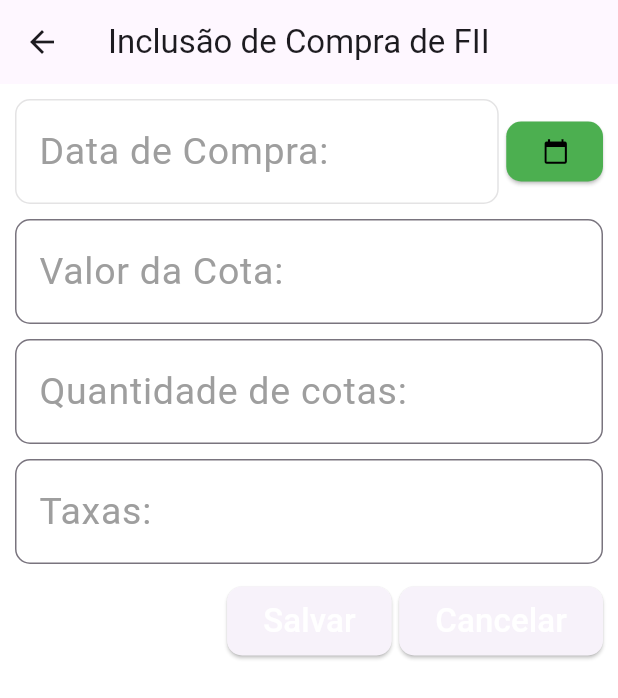
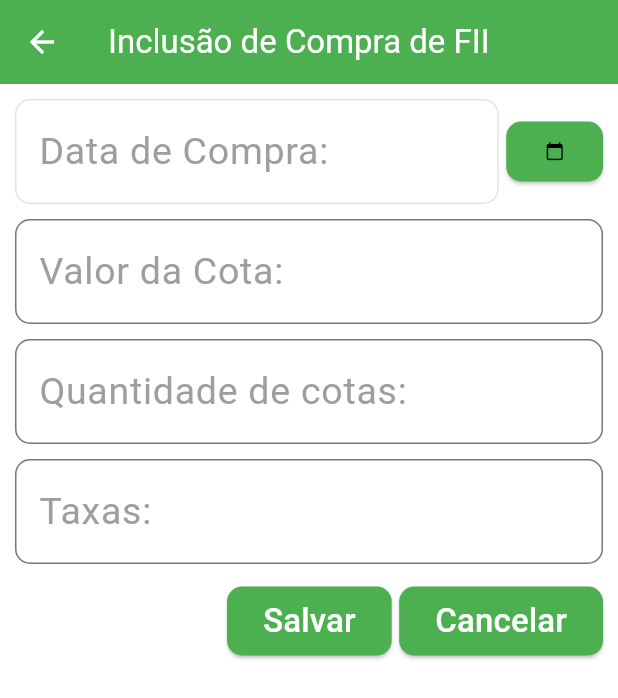
Before and after one commit to GiovanyFT/fiisplan2, a Flutter app: the TelaEdicaoCompra screen opened directly with empty values, on a phone screen of 412 x 824 dp. Shown: the top 698 px of the screen. Run offline on Flutter 3.47's test engine with Material 3 defaults, Android fonts, the phone set to English and light mode, and no system bars; our stand-ins replace firebase_core, firebase_messaging, firebase_storage, fl_chart, font_awesome_flutter, geocoding and 8 more; missing offline and left inert: flutter_rounded_date_picker; accounts and stored records are empty.

Commit message:
Ajustando Temas padrões para diversos widgets

```diff
--- a/lib/util/widgets/botao_icone.dart
+++ b/lib/util/widgets/botao_icone.dart
@@ -2,12 +2,12 @@
 import 'package:flutter/material.dart';
 
 class BotaoIcone extends StatelessWidget {
-  String texto;
-  VoidCallback? ao_clicar;
-  FocusNode? marcador_foco;
-  Color? cor;
-  bool mostrar_progress;
-  IconData? icone;
+  final String texto;
+  final VoidCallback? ao_clicar;
+  final FocusNode? marcador_foco;
+  final Color? cor;
+  final bool mostrar_progress;
+  final IconData? icone;
 
   BotaoIcone(
       {this.texto = "",
@@ -39,7 +39,9 @@
                     child: Row(
                       mainAxisAlignment: MainAxisAlignment.center,
                       children: <Widget>[
-                        Icon(icone),
+                        Icon(icone,
+                          size: 13,
+                        ),
                         Text(
                           texto,
                           style: TextStyle(
--- a/lib/util/widgets/campo_edicao_data.dart
+++ b/lib/util/widgets/campo_edicao_data.dart
@@ -7,14 +7,14 @@
 
 
 class CampoEdicaoData extends StatefulWidget {
-  String texto_label;
-  String texto_dica;
-  bool  passaword;
-  TextEditingController? controlador;
+  final String texto_label;
+  final String texto_dica;
+  final bool  passaword;
+  final TextEditingController? controlador;
   late FormFieldValidator<String> validador;
-  TextInputType teclado;
-  FocusNode? marcador_foco;
-  FocusNode? recebedor_foco;
+  final TextInputType teclado;
+  final FocusNode? marcador_foco;
+  final FocusNode? recebedor_foco;
 
   CampoEdicaoData(
       this.texto_label,
@@ -91,7 +91,10 @@
               DateTime? datatime = await showRoundedDatePicker(
                   context: context,
                   theme: ThemeData(
-                    primarySwatch: Colors.green
+                    colorScheme: ColorScheme.fromSeed(
+                      seedColor: Colors.green,
+                      primary: Colors.green,
+                    ),
                   ),
               );
               setState(() {
```
Also changed, not shown: lib/main.dart (+38 -1 lines).
